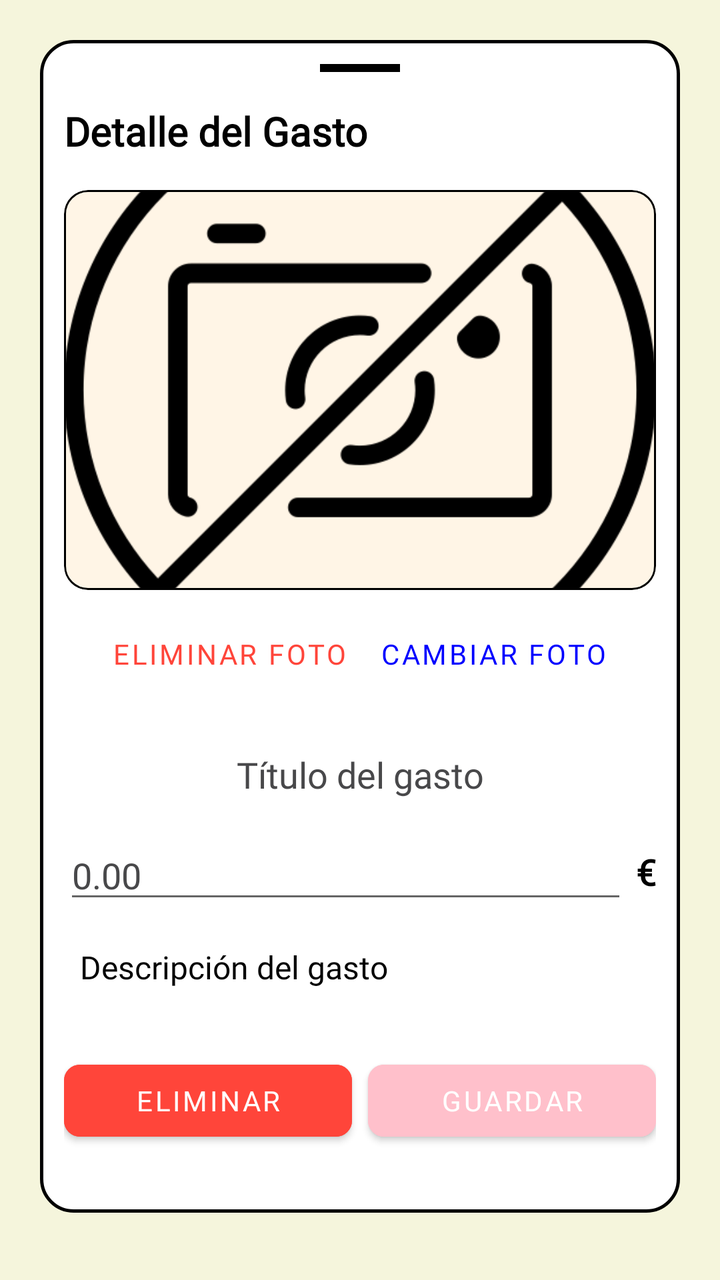
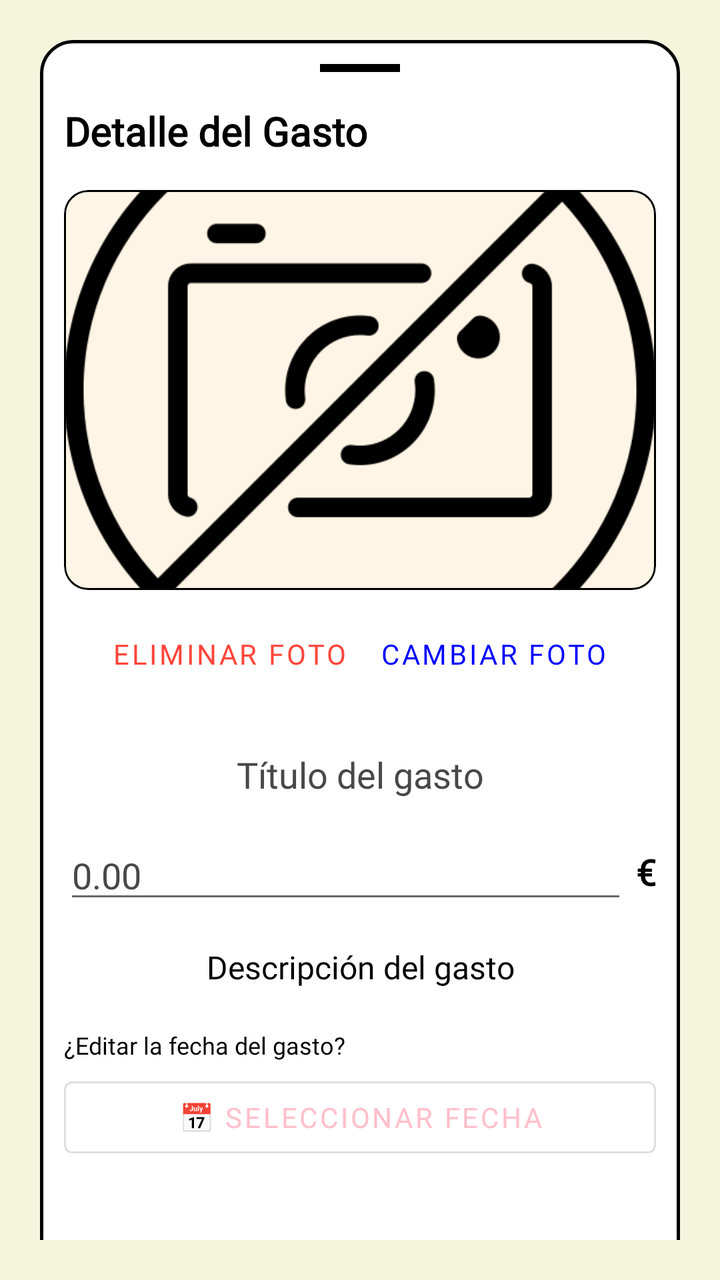

An Android layout rendered at two revisions. The XML below is the earlier revision; the diff shows what the commit changed to produce the second picture.
<!-- AndroidManifest.xml: application theme Theme.MiCerdito -->
<!-- res/layout/item_gasto_detallado_calendario.xml -->
<?xml version="1.0" encoding="utf-8"?>
<androidx.core.widget.NestedScrollView xmlns:android="http://schemas.android.com/apk/res/android"
    xmlns:app="http://schemas.android.com/apk/res-auto"
    android:layout_width="match_parent"
    android:layout_height="wrap_content"
    android:importantForAccessibility="yes"
    android:padding="20dp">

    
    
    <LinearLayout
        android:layout_width="match_parent"
        android:layout_height="wrap_content"
        android:background="@drawable/card_background"
        android:importantForAccessibility="yes"
        android:orientation="vertical">

        
        
        <View
            android:layout_width="40dp"
            android:layout_height="4dp"
            android:layout_gravity="center"
            android:layout_marginBottom="16dp"
            android:background="@color/card_border"
            android:importantForAccessibility="no" />

        
        
        <TextView
            android:layout_width="wrap_content"
            android:layout_height="wrap_content"
            android:layout_marginBottom="16dp"
            android:accessibilityHeading="true"
            android:fontFamily="@font/amiko_semibold"
            android:importantForAccessibility="yes"
            android:text="Detalle del Gasto"
            android:textColor="@color/texto_negro"
            android:textSize="20sp"
            android:textStyle="bold" />

        
        
        <com.google.android.material.card.MaterialCardView
            android:layout_width="match_parent"
            android:layout_height="200dp"
            android:layout_marginBottom="8dp"
            android:contentDescription="Tarjeta con la imagen del ticket del gasto"
            android:importantForAccessibility="yes"
            app:cardCornerRadius="12dp"
            app:strokeColor="@color/card_border"
            app:strokeWidth="1dp">

            
            
            <ImageView
                android:id="@+id/ivFotoTicket"
                android:layout_width="match_parent"
                android:layout_height="match_parent"
                android:contentDescription="Imagen del ticket o factura del gasto"
                android:importantForAccessibility="yes"
                android:scaleType="centerCrop"
                android:src="@drawable/ic_sin_foto" />
        </com.google.android.material.card.MaterialCardView>

        
        
        <LinearLayout
            android:layout_width="wrap_content"
            android:layout_height="wrap_content"
            android:layout_gravity="center"
            android:layout_marginBottom="16dp"
            android:importantForAccessibility="yes"
            android:orientation="horizontal">

            
            
            <Button
                android:id="@+id/btnEliminarFoto"
                style="@style/Widget.MaterialComponents.Button.TextButton"
                android:layout_width="wrap_content"
                android:layout_height="wrap_content"
                android:contentDescription="Botón, eliminar foto del ticket"
                android:fontFamily="@font/amiko_semibold"
                android:importantForAccessibility="yes"
                android:text="Eliminar Foto"
                android:textColor="@color/error_red" />

            
            
            <Button
                android:id="@+id/btnCambiarFoto"
                style="@style/Widget.MaterialComponents.Button.TextButton"
                android:layout_width="wrap_content"
                android:layout_height="wrap_content"
                android:contentDescription="Botón, cambiar foto del ticket"
                android:fontFamily="@font/amiko_semibold"
                android:importantForAccessibility="yes"
                android:text="Cambiar Foto"
                android:textColor="@color/link_azul" />

        </LinearLayout>

        
        
        <EditText
            android:id="@+id/etTituloDetalle"
            android:layout_width="match_parent"
            android:layout_height="wrap_content"
            android:background="@null"
            android:contentDescription="Campo para editar el título del gasto"
            android:fontFamily="@font/amiko_semibold"
            android:gravity="center"
            android:hint="Título del gasto"
            android:importantForAccessibility="yes"
            android:inputType="textCapSentences"
            android:padding="8dp"
            android:textColor="@color/texto_negro"
            android:textColorHint="@color/text_body_light"
            android:textSize="18sp" />

        
        
        <LinearLayout
            android:layout_width="match_parent"
            android:layout_height="wrap_content"
            android:layout_marginTop="8dp"
            android:gravity="center_vertical"
            android:importantForAccessibility="yes"
            android:orientation="horizontal">

            
            
            <EditText
                android:id="@+id/etImporteDetalle"
                android:layout_width="0dp"
                android:layout_height="wrap_content"
                android:layout_weight="1"
                android:contentDescription="Campo para editar el importe del gasto"
                android:fontFamily="@font/amiko_semibold"
                android:hint="0.00"
                android:importantForAccessibility="yes"
                android:inputType="numberDecimal"
                android:textColor="@color/texto_negro"
                android:textColorHint="@color/text_body_light" />

            
            
            <TextView
                android:layout_width="wrap_content"
                android:layout_height="wrap_content"
                android:fontFamily="@font/amiko_semibold"
                android:importantForAccessibility="no"
                android:text=" €"
                android:textColor="@color/texto_negro"
                android:textSize="18sp"
                android:textStyle="bold" />
        </LinearLayout>

        
        
        <EditText
            android:id="@+id/etDescripcionDetalle"
            android:layout_width="match_parent"
            android:layout_height="wrap_content"
            android:layout_marginTop="8dp"
            android:background="@null"
            android:contentDescription="Campo para editar la descripción del gasto"
            android:fontFamily="@font/amiko_semibold"
            android:hint="Descripción del gasto"
            android:importantForAccessibility="yes"
            android:inputType="textMultiLine"
            android:padding="8dp"
            android:textColor="@color/texto_negro"
            android:textColorHint="@color/texto_negro"
            android:textSize="16sp" />

        
        
        <LinearLayout
            android:layout_width="match_parent"
            android:layout_height="wrap_content"
            android:layout_marginTop="24dp"
            android:importantForAccessibility="yes"
            android:orientation="horizontal"
            android:weightSum="2">

            
            
            <Button
                android:id="@+id/btnEliminarGasto"
                android:layout_width="0dp"
                android:layout_height="wrap_content"
                android:layout_marginEnd="8dp"
                android:layout_weight="1"
                android:backgroundTint="@color/error_red"
                android:contentDescription="Botón, eliminar gasto"
                android:fontFamily="@font/amiko_semibold"
                android:importantForAccessibility="yes"
                android:text="Eliminar"
                app:cornerRadius="8dp" />

            
            
            <Button
                android:id="@+id/btnGuardarCambios"
                android:layout_width="0dp"
                android:layout_height="wrap_content"
                android:layout_weight="1"
                android:backgroundTint="@color/rosa_cerdito"
                android:contentDescription="Botón, guardar cambios del gasto"
                android:fontFamily="@font/amiko_semibold"
                android:importantForAccessibility="yes"
                android:text="Guardar"
                app:cornerRadius="8dp" />
        </LinearLayout>

        
        
        <View
            android:layout_width="match_parent"
            android:layout_height="20dp"
            android:importantForAccessibility="no" />
    </LinearLayout>
</androidx.core.widget.NestedScrollView>
<!-- resources referenced by this layout -->
<resources>
  <color name="card_border">#000000</color>
  <color name="error_red">#FF453A</color>
  <color name="link_azul">#0000FF</color>
  <color name="rosa_cerdito">#FFC0CB</color>
  <color name="text_body_light">#48484A</color>
  <color name="texto_negro">#000000</color>
  <!-- drawable card_background (drawable) -->
  <?xml version="1.0" encoding="utf-8"?>
  <shape xmlns:android="http://schemas.android.com/apk/res/android">
  
      
      
      <solid android:color="@color/card_background" />
  
      
      
      <stroke
          android:width="1.5dp"
          android:color="@color/card_border" />
  
      
      <corners android:radius="16dp" />
  
      
      
      <padding
          android:bottom="12dp"
          android:left="12dp"
          android:right="12dp"
          android:top="12dp" />
  
  </shape>
  <!-- drawable ic_sin_foto: png bitmap (drawable, 19051 bytes) -->
  <style name="Theme.MiCerdito" parent="Theme.MaterialComponents.DayNight.NoActionBar">
          <item name="colorPrimary">@color/rosa_cerdito</item>
          <item name="colorSecondary">@color/verde_exito</item>
  
          <item name="android:windowBackground">@color/beige_claro</item>
          <item name="colorSurface">@color/background_beige</item>
  
          <item name="android:textColorPrimary">@color/texto_negro</item>
          <item name="colorOnSurface">@color/texto_negro</item>
      </style>
  <color name="card_background">#FFFFFF</color>
  <color name="verde_exito">#161D16</color>
  <color name="beige_claro">#F5F5DC</color>
  <color name="background_beige">#FFF5E6</color>
</resources>

<!-- the commit's change to res/layout/item_gasto_detallado_calendario.xml (unified diff, before → after) -->
@@ -171,9 +171,31 @@
             android:importantForAccessibility="yes"
             android:inputType="textMultiLine"
             android:padding="8dp"
+            android:textAlignment="center"
             android:textColor="@color/texto_negro"
             android:textColorHint="@color/texto_negro"
             android:textSize="16sp" />
+
+        
+        
+        <TextView
+            android:layout_width="wrap_content"
+            android:layout_height="wrap_content"
+            android:layout_marginTop="12dp"
+            android:layout_marginBottom="4dp"
+            android:fontFamily="@font/amiko_semibold"
+            android:text="¿Editar la fecha del gasto?"
+            android:textColor="@color/texto_negro"
+            android:textSize="12sp" />
+
+        <Button
+            android:id="@+id/btnFechaDetalle"
+            style="@style/Widget.MaterialComponents.Button.OutlinedButton"
+            android:layout_width="match_parent"
+            android:layout_height="wrap_content"
+            android:layout_marginBottom="12dp"
+            android:fontFamily="@font/amiko_semibold"
+            android:text="📅 Seleccionar fecha" />
 
         
         
